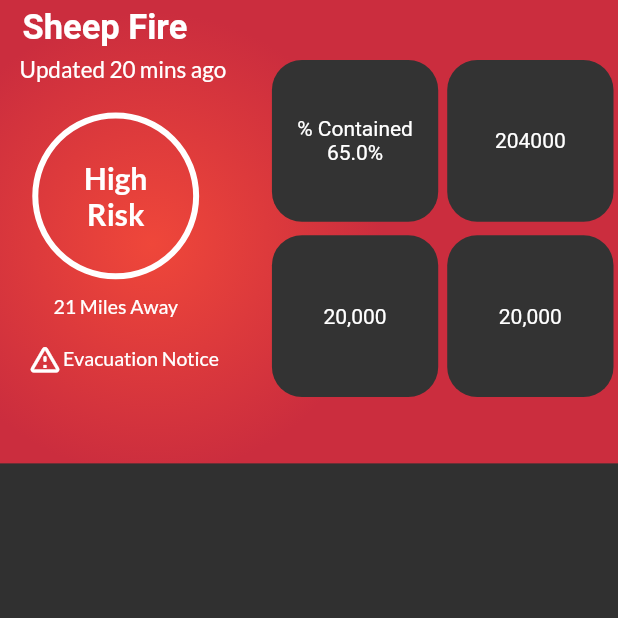
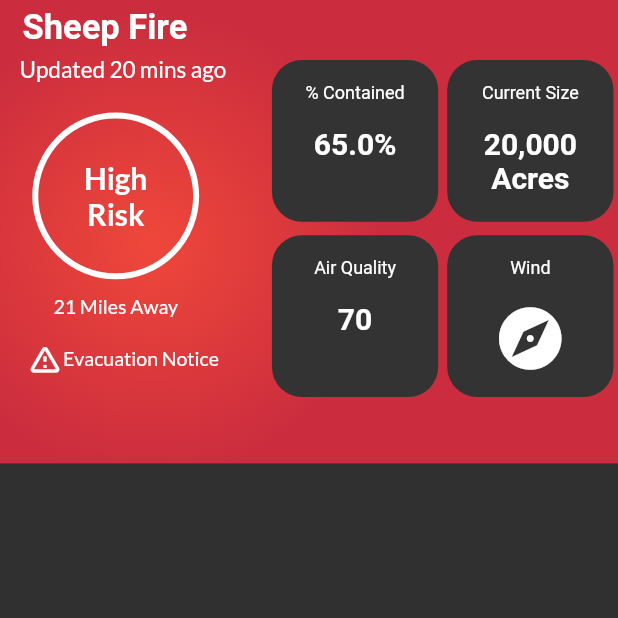
Before and after one commit to asfandalavi75/fire_notice_widget, a Flutter app: the screen it shows after launch, on a phone screen of 412 x 824 dp, the top half of it. Run offline on Flutter 3.47's test engine with Material 2 defaults, Android fonts, the phone set to English and light mode, and no system bars; our stand-ins replace google_fonts.

Commit message:
Widget Done(I think)

```diff
--- a/lib/components/risk_flag_widget.dart
+++ b/lib/components/risk_flag_widget.dart
@@ -142,16 +142,63 @@ class RiskFlagWidget extends StatelessWidget {
                     children: <Widget>[
                       BlackDataTile(
                         child: Column(
-                          mainAxisAlignment: MainAxisAlignment.center,
                           children: [
-                            Text('% Contained'),
-                            Text(test.percentContained.toString() + "%")
+                            Padding(
+                              padding: const EdgeInsets.all(15.0),
+                              child: Text('% Contained',
+                                  style: Theme.of(context).textTheme.headline2),
+                            ),
+                            Text(
+                              test.percentContained.toString() + "%",
+                            )
                           ],
                         ),
                       ),
-                      BlackDataTile(child: Center(child: Text("204000"))),
-                      BlackDataTile(child: Center(child: Text("20,000"))),
-                      BlackDataTile(child: Center(child: Text("20,000"))),
+                      BlackDataTile(
+                        child: Column(
+                          children: [
+                            Padding(
+                              padding: const EdgeInsets.all(15.0),
+                              child: Text('Current Size',
+                                  style: Theme.of(context).textTheme.headline2),
+                            ),
+                            // ignore: prefer_const_constructors
+                            Text(
+                              "20,000 Acres",
+                              textAlign: TextAlign.center,
+                            )
+                          ],
+                        ),
+                      ),
+                      // temporary data for display purposes only
+                      BlackDataTile(
+                        child: Column(
+                          children: [
+                            Padding(
+                              padding: const EdgeInsets.all(15.0),
+                              child: Text('Air Quality',
+                                  style: Theme.of(context).textTheme.headline2),
+                            ),
+                            Text("70")
+                          ],
+                        ),
+                      ),
+                      BlackDataTile(
+                        child: Column(
+                          children: [
+                            Padding(
+                              padding: const EdgeInsets.all(15.0),
+                              child: Text('Wind',
+                                  style: Theme.of(context).textTheme.headline2),
+                            ),
+                            // temporary data for display purposes only
+                            const Icon(
+                              Icons.explore,
+                              size: 50,
+                            )
+                          ],
+                        ),
+                      ),
                     ],
                   ),
                 )
--- a/lib/main.dart
+++ b/lib/main.dart
@@ -22,8 +22,11 @@ class MyApp extends StatelessWidget {
                   fontSize: 23,
                   fontWeight: FontWeight.bold,
                   color: Colors.white),
-              headline6: TextStyle(fontSize: 36.0, fontStyle: FontStyle.italic),
-              bodyText2: TextStyle(fontSize: 14.0),
+              headline2: TextStyle(
+                  fontSize: 12.0,
+                  fontWeight: FontWeight.w400,
+                  color: Colors.white),
+              bodyText2: TextStyle(fontSize: 20.0, fontWeight: FontWeight.w600),
             ),
           )),
       home: MyHomePage(),
```
